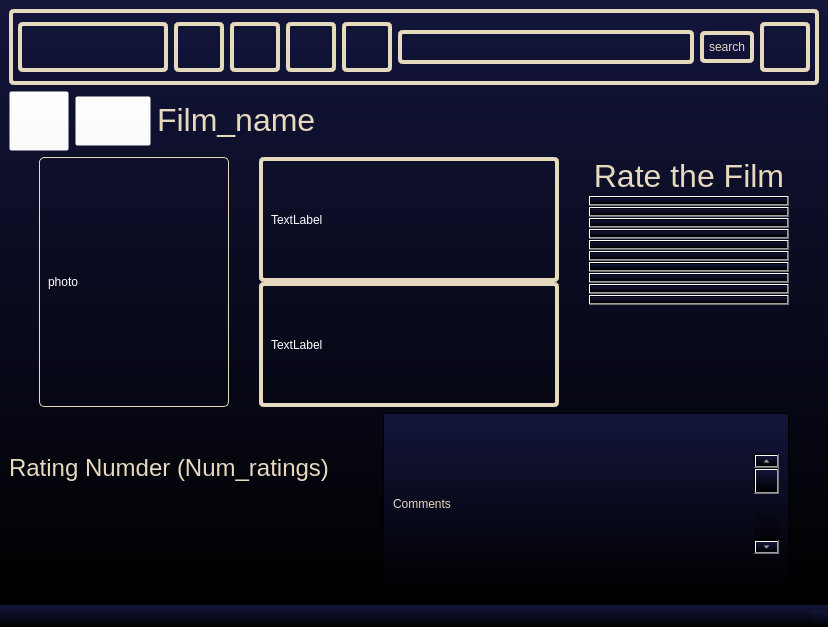
First picture: the form in src/qt/filmpage.ui, repository Dushnilas/recsys_project, before the edit.
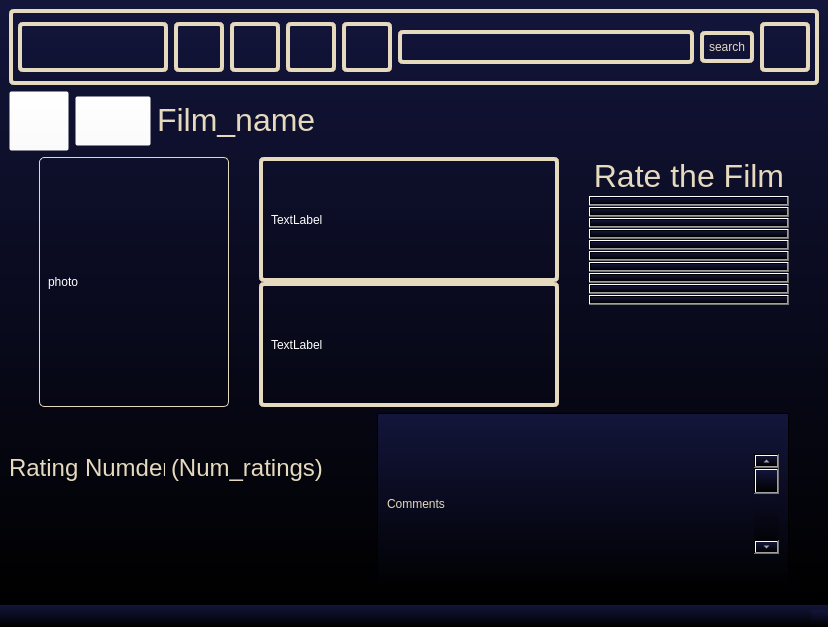
Second picture: the form after the edit. Icons and pictures are not drawn.

What changed in the file:
```diff
--- a/src/qt/filmpage.ui
+++ b/src/qt/filmpage.ui
@@ -633,7 +633,7 @@
         </property>
         <property name="maximumSize">
          <size>
-          <width>200</width>
+          <width>100</width>
           <height>100</height>
          </size>
         </property>
@@ -665,7 +665,7 @@
         </property>
         <property name="maximumSize">
          <size>
-          <width>100</width>
+          <width>80</width>
           <height>100</height>
          </size>
         </property>
```
